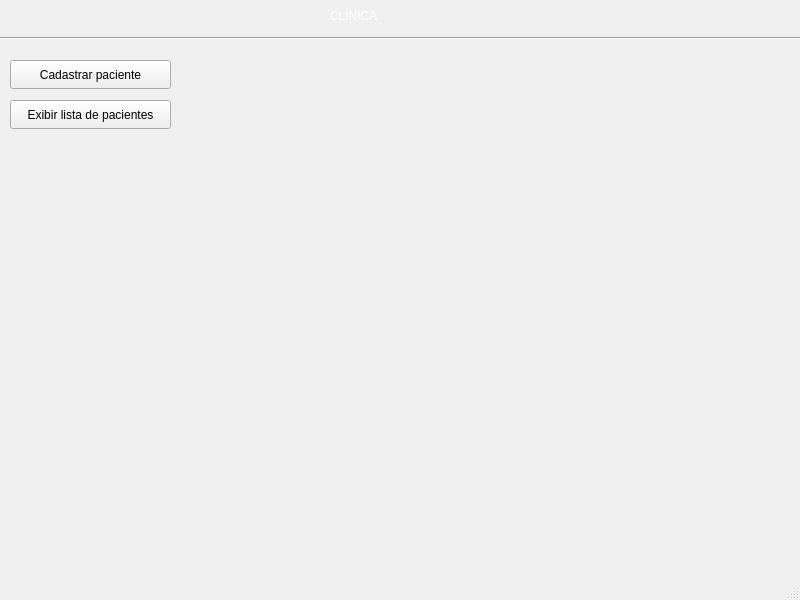
Before: the Qt Designer form clinica_cpp/mainwindow.ui in juander/Projeto_CPP, drawn with Qt 5.
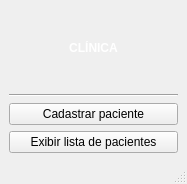
After: the same form once the commit is applied.

Patch:
```diff
--- a/clinica_cpp/mainwindow.ui
+++ b/clinica_cpp/mainwindow.ui
@@ -6,70 +6,48 @@
    <rect>
     <x>0</x>
     <y>0</y>
-    <width>800</width>
-    <height>600</height>
+    <width>187</width>
+    <height>184</height>
    </rect>
   </property>
   <property name="windowTitle">
    <string>MainWindow</string>
   </property>
   <widget class="QWidget" name="centralwidget">
-   <widget class="QPushButton" name="btnCadastrar">
-    <property name="geometry">
-     <rect>
-      <x>10</x>
-      <y>60</y>
-      <width>161</width>
-      <height>29</height>
-     </rect>
-    </property>
-    <property name="text">
-     <string>Cadastrar paciente</string>
-    </property>
-   </widget>
-   <widget class="QPushButton" name="btnExibir">
-    <property name="geometry">
-     <rect>
-      <x>10</x>
-      <y>100</y>
-      <width>161</width>
-      <height>29</height>
-     </rect>
-    </property>
-    <property name="text">
-     <string>Exibir lista de pacientes</string>
-    </property>
-   </widget>
+   <layout class="QVBoxLayout" name="verticalLayout">
+    <item>
    <widget class="QLabel" name="label">
-    <property name="geometry">
-     <rect>
-      <x>330</x>
-      <y>0</y>
-      <width>111</width>
-      <height>31</height>
-     </rect>
-    </property>
     <property name="styleSheet">
      <string notr="true">font: 16pt &quot;Arial&quot;;
 color: rgb(255, 255, 255);</string>
     </property>
     <property name="text">
-     <string>CLÍNICA</string>
-    </property>
-   </widget>
+       <string>&lt;html&gt;&lt;head/&gt;&lt;body&gt;&lt;p align=&quot;center&quot;&gt;&lt;span style=&quot; font-weight:700;&quot;&gt;CLÍNICA&lt;/span&gt;&lt;/p&gt;&lt;/body&gt;&lt;/html&gt;</string>
+      </property>
+     </widget>
+    </item>
+    <item>
    <widget class="Line" name="line">
-    <property name="geometry">
-     <rect>
-      <x>0</x>
-      <y>30</y>
-      <width>801</width>
-      <height>16</height>
-     </rect>
-    </property>
     <property name="orientation">
      <enum>Qt::Orientation::Horizontal</enum>
     </property>
    </widget>
+    </item>
+    <item>
+     <widget class="QPushButton" name="btnCadastrar">
+      <property name="text">
+       <string>Cadastrar paciente</string>
+      </property>
+     </widget>
+    </item>
+    <item>
+     <widget class="QPushButton" name="btnExibir">
+      <property name="text">
+       <string>Exibir lista de pacientes</string>
+      </property>
+     </widget>
+    </item>
+   </layout>
   </widget>
   <widget class="QMenuBar" name="menubar">
    <property name="geometry">
```
Left out of the diff: 2 changed lines with no effect on the pictures. Lines whose indentation alone changed are shown as unchanged.
